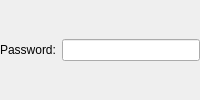
veyon/veyon, file plugins/vncserver/external/ExternalVncServerConfigurationWidget.ui: the form before one commit.
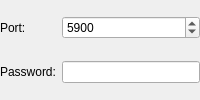
The form after the commit.

Commit message: Plugins: VncServer: External: add support for configuring server port

```diff
--- a/plugins/vncserver/external/ExternalVncServerConfigurationWidget.ui
+++ b/plugins/vncserver/external/ExternalVncServerConfigurationWidget.ui
@@ -18,20 +18,40 @@
    <property name="bottomMargin">
     <number>0</number>
    </property>
+   <item row="0" column="0">
+    <widget class="QLabel" name="label_2">
+     <property name="text">
+      <string>Port:</string>
+     </property>
+    </widget>
+   </item>
    <item row="0" column="1">
+    <widget class="QSpinBox" name="serverPort">
+     <property name="minimum">
+      <number>1024</number>
+     </property>
+     <property name="maximum">
+      <number>65535</number>
+     </property>
+     <property name="value">
+      <number>5900</number>
+     </property>
+    </widget>
+   </item>
+   <item row="1" column="0">
+    <widget class="QLabel" name="label">
+     <property name="text">
+      <string>Password:</string>
+     </property>
+    </widget>
+   </item>
+   <item row="1" column="1">
     <widget class="QLineEdit" name="password">
      <property name="echoMode">
       <enum>QLineEdit::Password</enum>
      </property>
     </widget>
    </item>
-   <item row="0" column="0">
-    <widget class="QLabel" name="label">
-     <property name="text">
-      <string>Password:</string>
-     </property>
-    </widget>
-   </item>
   </layout>
  </widget>
  <resources/>
```
The commit also changes 4 other files.
